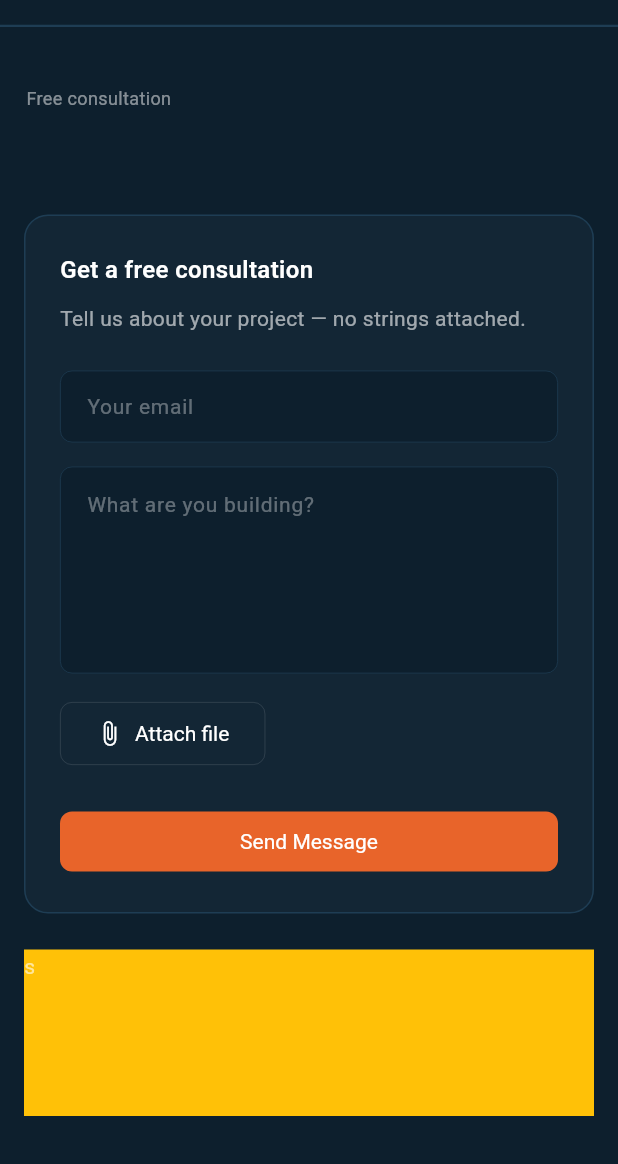
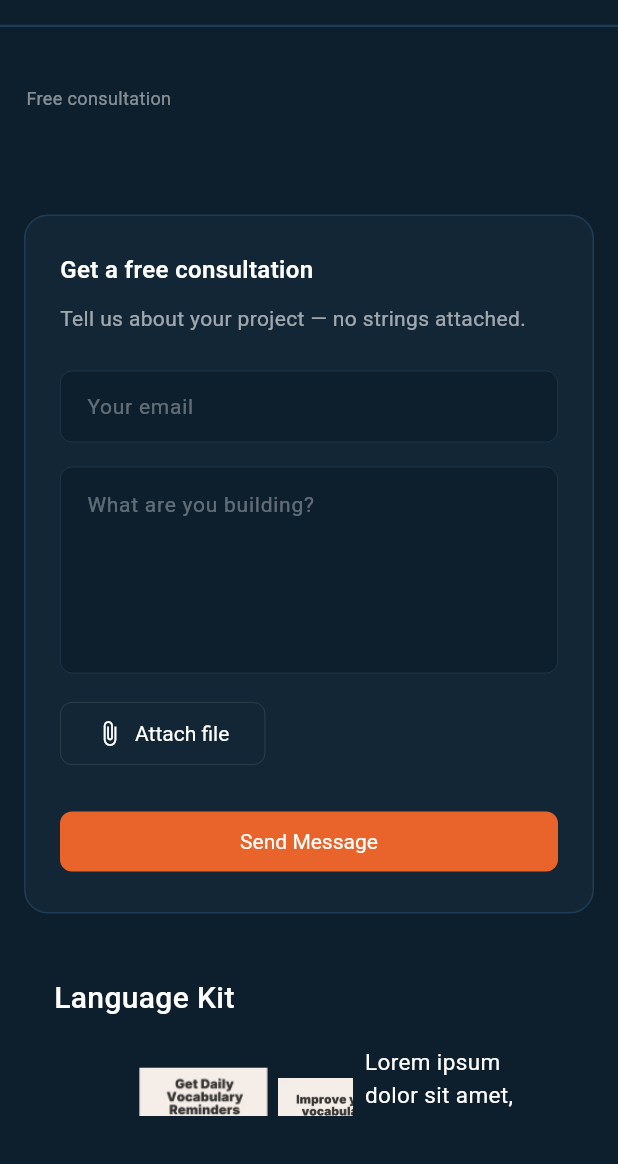
Before and after one commit to Iron-Byte/iron_byte, a Flutter app: the screen it shows after launch, scrolled down 576 dp, on a phone screen of 412 x 824 dp, the part 72-1236 px from its top. Run offline on Flutter 3.47's test engine with Material 3 defaults, Android fonts, the phone set to English and light mode, and no system bars; our stand-ins replace easy_localization, file_picker, flutter_bloc, freezed_annotation, gap, go_router; missing offline and left inert: dart:html, flutter_email_sender.

Commit message:
almost fixed slider

```diff
--- /dev/null
+++ b/lib/assets/image_paths.dart
@@ -0,0 +1,128 @@
+/// Canonical [ImageKey] → full asset paths for bundled rasters under
+/// `assets/images/pictures/`. Add new files here when you add images.
+library;
+
+const String kPicturesRoot = 'assets/images/pictures';
+
+/// Short filename keys (no directory) for lookup via [imagePathByKey].
+abstract final class ImageKey {
+  // language_kit
+  static const languageKit01 = 'language_kit_01.webp';
+  static const languageKit02 = 'language_kit_02.webp';
+  static const languageKit03 = 'language_kit_03.webp';
+  static const languageKit04 = 'language_kit_04.webp';
+  static const languageKit05 = 'language_kit_05.webp';
+  static const languageKit05Typo = 'langauage_kit_05.webp';
+
+  // migrane_app
+  static const migraneApp01 = 'migrane_app_01.webp';
+  static const migraneApp02 = 'migrane_app_02.webp';
+  static const migraneApp03 = 'migrane_app_03.webp';
+  static const migraneApp04 = 'migrane_app_04.webp';
+  static const migraneApp05 = 'migrane_app_05.webp';
+
+  // numis_ai
+  static const numisAi01 = 'numis_ai_01.webp';
+  static const numisAi02 = 'numsi_ai_02.webp';
+  static const numisAi03 = 'numsi_ai_03.webp';
+  static const numisAi04 = 'numsi_ai_04.webp';
+  static const numisAi05 = 'numsi_ai_05.webp';
+
+  // symptom_tracker
+  static const symptomTracker = 'symptom_tracker.webp';
+  static const symptomTracker02 = 'symptom_tracker_02.webp';
+  static const symptomTracker03 = 'symptom_tracker_03.webp';
+  static const symptomTracker04 = 'symptom_tracker_04.webp';
+
+  // vibe_kit
+  static const vibeKit = 'vibe_kit.webp';
+  static const vibeKit02 = 'vibe_kit_02.webp';
+  static const vibeKit03 = 'vibe_kit_03.webp';
+  static const vibeKit04 = 'vibe_kit_04.webp';
+  static const vibeKit05 = 'vibe_kit_05.webp';
+}
+
+abstract final class LanguageKitPaths {
+  static const String _d = '$kPicturesRoot/language_kit';
+
+  static const kit01 = '$_d/${ImageKey.languageKit01}';
+  static const kit02 = '$_d/${ImageKey.languageKit02}';
+  static const kit03 = '$_d/${ImageKey.languageKit03}';
+  static const kit04 = '$_d/${ImageKey.languageKit04}';
+  static const kit05 = '$_d/${ImageKey.languageKit05}';
+  static const kit05TypoDuplicate = '$_d/${ImageKey.languageKit05Typo}';
+
+  /// Order used for carousels (canonical five; excludes the duplicate typo file).
+  static const List<String> carousel = [kit01, kit02, kit03, kit04, kit05];
+}
+
+abstract final class MigraneAppPaths {
+  static const String _d = '$kPicturesRoot/migrane_app';
+
+  static const shot01 = '$_d/${ImageKey.migraneApp01}';
+  static const shot02 = '$_d/${ImageKey.migraneApp02}';
+  static const shot03 = '$_d/${ImageKey.migraneApp03}';
+  static const shot04 = '$_d/${ImageKey.migraneApp04}';
+  static const shot05 = '$_d/${ImageKey.migraneApp05}';
+}
+
+abstract final class NumisAiPaths {
+  static const String _d = '$kPicturesRoot/numis_ai';
+
+  static const shot01 = '$_d/${ImageKey.numisAi01}';
+  static const shot02 = '$_d/${ImageKey.numisAi02}';
+  static const shot03 = '$_d/${ImageKey.numisAi03}';
+  static const shot04 = '$_d/${ImageKey.numisAi04}';
+  static const shot05 = '$_d/${ImageKey.numisAi05}';
+}
+
+abstract final class SymptomTrackerPaths {
+  static const String _d = '$kPicturesRoot/symptom_tracker';
+
+  static const cover = '$_d/${ImageKey.symptomTracker}';
+  static const shot02 = '$_d/${ImageKey.symptomTracker02}';
+  static const shot03 = '$_d/${ImageKey.symptomTracker03}';
+  static const shot04 = '$_d/${ImageKey.symptomTracker04}';
+}
+
+abstract final class VibeKitPaths {
+  static const String _d = '$kPicturesRoot/vibe_kit';
+
+  static const cover = '$_d/${ImageKey.vibeKit}';
+  static const shot02 = '$_d/${ImageKey.vibeKit02}';
+  static const shot03 = '$_d/${ImageKey.vibeKit03}';
+  static const shot04 = '$_d/${ImageKey.vibeKit04}';
+  static const shot05 = '$_d/${ImageKey.vibeKit05}';
+}
+
+/// Every picture asset keyed by its filename (last segment), for dynamic lookup.
+final Map<String, String> imagePathByKey = Map<String, String>.unmodifiable({
+  ImageKey.languageKit01: LanguageKitPaths.kit01,
+  ImageKey.languageKit02: LanguageKitPaths.kit02,
+  ImageKey.languageKit03: LanguageKitPaths.kit03,
+  ImageKey.languageKit04: LanguageKitPaths.kit04,
+  ImageKey.languageKit05: LanguageKitPaths.kit05,
+  ImageKey.languageKit05Typo: LanguageKitPaths.kit05TypoDuplicate,
+  ImageKey.migraneApp01: MigraneAppPaths.shot01,
+  ImageKey.migraneApp02: MigraneAppPaths.shot02,
+  ImageKey.migraneApp03: MigraneAppPaths.shot03,
+  ImageKey.migraneApp04: MigraneAppPaths.shot04,
+  ImageKey.migraneApp05: MigraneAppPaths.shot05,
+  ImageKey.numisAi01: NumisAiPaths.shot01,
+  ImageKey.numisAi02: NumisAiPaths.shot02,
+  ImageKey.numisAi03: NumisAiPaths.shot03,
+  ImageKey.numisAi04: NumisAiPaths.shot04,
+  ImageKey.numisAi05: NumisAiPaths.shot05,
+  ImageKey.symptomTracker: SymptomTrackerPaths.cover,
+  ImageKey.symptomTracker02: SymptomTrackerPaths.shot02,
+  ImageKey.symptomTracker03: SymptomTrackerPaths.shot03,
+  ImageKey.symptomTracker04: SymptomTrackerPaths.shot04,
+  ImageKey.vibeKit: VibeKitPaths.cover,
+  ImageKey.vibeKit02: VibeKitPaths.shot02,
+  ImageKey.vibeKit03: VibeKitPaths.shot03,
+  ImageKey.vibeKit04: VibeKitPaths.shot04,
+  ImageKey.vibeKit05: VibeKitPaths.shot05,
+});
+
+/// Resolves [key] from [imagePathByKey], e.g. `language_kit_01.webp`.
+String? imagePathForKey(String key) => imagePathByKey[key];
--- /dev/null
+++ b/lib/features/profile_info/domain/repositories/language_kit_assets_repository.dart
@@ -0,0 +1,3 @@
+abstract class LanguageKitAssetsRepository {
+  Future<List<String>> getLanguageKitImagePaths();
+}
--- /dev/null
+++ b/lib/features/profile_info/presentation/widgets/language_kit_carousel.dart
@@ -0,0 +1,318 @@
+import 'dart:async' show unawaited;
+import 'dart:math' as math;
+
+import 'package:flutter/gestures.dart';
+import 'package:flutter/material.dart';
+import 'package:iron_byte/core/themes/themes.dart';
+import 'package:iron_byte/features/profile_info/presentation/widgets/carousel_page_indicator.dart';
+
+class LanguageKitCarousel extends StatefulWidget {
+  const LanguageKitCarousel({
+    super.key,
+    required this.imagePaths,
+    this.aspectRatio = 16 / 9,
+    this.viewportFraction = 0.78,
+    this.itemSpacing = 10,
+    this.activeScaleBoost = 1.06,
+    this.imageFit = BoxFit.contain,
+    /// Inset for the pager so scaled “active” slides are not clipped by an outer [ClipRect].
+    this.horizontalClipGutter = 0,
+  });
+
+  final List<String> imagePaths;
+  final double aspectRatio;
+  final double viewportFraction;
+  final double itemSpacing;
+  final double activeScaleBoost;
+  /// [BoxFit.cover] fills the frame but crops; [BoxFit.contain] shows the full image.
+  final BoxFit imageFit;
+  final double horizontalClipGutter;
+
+  @override
+  State<LanguageKitCarousel> createState() => _LanguageKitCarouselState();
+}
+
+class _HorizontalPagerScrollBehavior extends MaterialScrollBehavior {
+  const _HorizontalPagerScrollBehavior();
+
+  @override
+  Set<PointerDeviceKind> get dragDevices => {
+    PointerDeviceKind.touch,
+    PointerDeviceKind.stylus,
+    PointerDeviceKind.trackpad,
+    PointerDeviceKind.mouse,
+  };
+}
+
+class _LanguageKitCarouselState extends State<LanguageKitCarousel> {
+  late final PageController _pageController;
+  /// Settled index for dots; [ValueNotifier] avoids [setState] full rebuild on snap.
+  late final ValueNotifier<int> _settledPage;
+  String? _precachedSignature;
+
+  @override
+  void initState() {
+    super.initState();
+    _pageController = PageController(viewportFraction: widget.viewportFraction);
+    _settledPage = ValueNotifier(0);
+  }
+
+  @override
+  void didChangeDependencies() {
+    super.didChangeDependencies();
+    if (widget.imagePaths.isEmpty) return;
+    final sig = widget.imagePaths.join('\u0001');
+    if (_precachedSignature == sig) return;
+    _precachedSignature = sig;
+    for (final path in widget.imagePaths) {
+      unawaited(precacheImage(AssetImage(path), context));
+    }
+  }
+
+  @override
+  void dispose() {
+    _settledPage.dispose();
+    _pageController.dispose();
+    super.dispose();
+  }
+
+  void _goRelative(int delta) {
+    if (!_pageController.hasClients || widget.imagePaths.length < 2) {
+      return;
+    }
+    final cur = _settledPage.value;
+    final target = (cur + delta).clamp(0, widget.imagePaths.length - 1);
+    if (target == cur) return;
+    _pageController.animateToPage(
+      target,
+      duration: const Duration(milliseconds: 320),
+      curve: Curves.easeOutCubic,
+    );
+  }
+
+  void _onPointerSignal(PointerSignalEvent event) {
+    if (widget.imagePaths.length < 2) return;
+    if (event is! PointerScrollEvent) return;
+    final d = event.scrollDelta;
+    if (d.dx.abs() <= d.dy.abs() * 1.25) return;
+    if (d.dx < -2) {
+      _goRelative(1);
+    } else if (d.dx > 2) {
+      _goRelative(-1);
+    }
+  }
+
+  void _onTapDot(int index) {
+    _pageController.animateToPage(
+      index,
+      duration: const Duration(milliseconds: 320),
+      curve: Curves.easeOutCubic,
+    );
+  }
+
+  double _scaleForIndex(double pageValue, int index) {
+    final delta = (pageValue - index).abs().clamp(0.0, 1.0);
+    final boost = widget.activeScaleBoost - 1;
+    return 1 + boost * (1 - delta);
+  }
+
+  ({double width, double height}) _resolveBox(Size screen, double maxWidth) {
+    final shortest = math.min(screen.width, screen.height);
+    final maxHeight = math.min(shortest * 0.52, 560.0);
+    final idealHeight = maxWidth / widget.aspectRatio;
+    final height = idealHeight.clamp(140.0, maxHeight);
+    final width = height * widget.aspectRatio;
+    return (width: math.min(width, maxWidth), height: height);
+  }
+
+  @override
+  Widget build(BuildContext context) {
+    final paths = widget.imagePaths;
+
+    if (paths.isEmpty) {
+      return _CarouselPlaceholder(aspectRatio: widget.aspectRatio);
+    }
+
+    final screen = MediaQuery.sizeOf(context);
+
+    if (paths.length == 1) {
+      return LayoutBuilder(
+        builder: (context, constraints) {
+          final box = _resolveBox(screen, constraints.maxWidth);
+          return Center(
+            child: SizedBox(
+              width: box.width,
+              height: box.height,
+              child: Transform.scale(
+                scale: widget.activeScaleBoost,
+                alignment: Alignment.center,
+                child: _CarouselImageTile(
+                  path: paths.single,
+                  borderRadius: AppRadius.borderMd12,
+                  fit: widget.imageFit,
+                ),
+              ),
+            ),
+          );
+        },
+      );
+    }
+
+    return LayoutBuilder(
+      builder: (context, constraints) {
+        final box = _resolveBox(screen, constraints.maxWidth);
+        return Column(
+          mainAxisSize: MainAxisSize.min,
+          children: [
+            Center(
+              child: SizedBox(
+                width: box.width,
+                height: box.height,
+                child: Padding(
+                  padding: EdgeInsets.symmetric(
+                    horizontal: widget.horizontalClipGutter,
+                  ),
+                  child: ScrollConfiguration(
+                    behavior: const _HorizontalPagerScrollBehavior(),
+                    child: Listener(
+                      onPointerSignal: _onPointerSignal,
+                      child: AnimatedBuilder(
+                        animation: _pageController,
+                        builder: (context, _) {
+                          final pageVal =
+                              _pageController.hasClients &&
+                                  _pageController.page != null
+                              ? _pageController.page!
+                              : _settledPage.value.toDouble();
+
+                          return PageView.builder(
+                            controller: _pageController,
+                            clipBehavior: Clip.none,
+                            padEnds: true,
+                            physics: const BouncingScrollPhysics(),
+                            itemCount: paths.length,
+                            onPageChanged: (i) => _settledPage.value = i,
+                            itemBuilder: (context, index) {
+                              final scale =
+                                  _scaleForIndex(pageVal, index);
+                              return KeyedSubtree(
+                                key: ValueKey(paths[index]),
+                                child: RepaintBoundary(
+                                  child: Padding(
+                                    padding: EdgeInsets.symmetric(
+                                      horizontal:
+                                          widget.itemSpacing / 2,
+                                    ),
+                                    child: Transform.scale(
+                                      scale: scale,
+                                      alignment: Alignment.center,
+                                      filterQuality:
+                                          FilterQuality.medium,
+                                      child: _CarouselImageTile(
+                                        path: paths[index],
+                                        borderRadius:
+                                            AppRadius.borderMd12,
+                                        fit: widget.imageFit,
+                                      ),
+                                    ),
+                                  ),
+                                ),
+                              );
+                            },
+                          );
+                        },
+                      ),
+                    ),
+                  ),
+                ),
+              ),
+            ),
+            const SizedBox(height: AppSpacing.sm8),
+            ValueListenableBuilder<int>(
+              valueListenable: _settledPage,
+              builder: (context, settled, _) {
+                return CarouselPageIndicator(
+                  count: paths.length,
+                  activeIndex: settled.clamp(0, paths.length - 1),
+                  onTapIndex: _onTapDot,
+                );
+              },
+            ),
+          ],
+        );
+      },
+    );
+  }
+}
+
+class _CarouselImageTile extends StatelessWidget {
+  const _CarouselImageTile({
+    required this.path,
+    required this.borderRadius,
+    required this.fit,
+  });
+
+  final String path;
+  final BorderRadius borderRadius;
+  final BoxFit fit;
+
+  @override
+  Widget build(BuildContext context) {
+    return ClipRRect(
+      borderRadius: borderRadius,
+      child: ColoredBox(
+        color: AppColors.background,
+        child: Image.asset(
+          path,
+          fit: fit,
+          alignment: Alignment.center,
+          width: double.infinity,
+          height: double.infinity,
+          gaplessPlayback: true,
+          errorBuilder: (context, error, stackTrace) =>
+              const _CarouselImageError(),
+        ),
+      ),
+    );
+  }
+}
+
+class _CarouselImageError extends StatelessWidget {
+  const _CarouselImageError();
+
+  @override
+  Widget build(BuildContext context) {
+    return const ColoredBox(
+      color: AppColors.background,
+      child: Center(
+        child: Icon(
+          Icons.broken_image_outlined,
+          size: 40,
+          color: AppColors.textMuted,
+        ),
+      ),
+    );
+  }
+}
+
+class _CarouselPlaceholder extends StatelessWidget {
+  const _CarouselPlaceholder({required this.aspectRatio});
+
+  final double aspectRatio;
+
+  @override
+  Widget build(BuildContext context) {
+    return AspectRatio(
+      aspectRatio: aspectRatio,
+      child: ColoredBox(
+        color: AppColors.background,
+        child: Center(
+          child: SelectableText(
+            'No images',
+            style: AppTextStyles.caption.copyWith(color: AppColors.textMuted),
+          ),
+        ),
+      ),
+    );
+  }
+}
--- /dev/null
+++ b/lib/features/profile_info/profile_info.dart
@@ -0,0 +1,7 @@
+export 'package:iron_byte/features/profile_info/data/datasources/language_kit_assets_local_datasource.dart';
+export 'package:iron_byte/features/profile_info/data/repositories/language_kit_assets_repository_impl.dart';
+export 'package:iron_byte/features/profile_info/domain/repositories/language_kit_assets_repository.dart';
+export 'package:iron_byte/features/profile_info/domain/usecases/get_language_kit_image_paths.dart';
+export 'package:iron_byte/features/profile_info/presentation/widgets/carousel_page_indicator.dart';
+export 'package:iron_byte/features/profile_info/presentation/widgets/language_kit_carousel.dart';
+export 'package:iron_byte/features/profile_info/presentation/widgets/profile_info.dart';
--- a/lib/features/project_brief_review/presentation/widgets/project_info.dart
+++ b/lib/features/project_brief_review/presentation/widgets/project_info.dart
@@ -1,23 +1,71 @@
-import 'dart:async';
+import 'package:flutter/material.dart';
+import 'package:iron_byte/assets/assets.dart';
+import 'package:iron_byte/core/themes/themes.dart';
+import 'package:iron_byte/features/profile_info/presentation/widgets/language_kit_carousel.dart';
 
-import 'package:flutter/material.dart';
-import 'package:url_launcher/url_launcher.dart';
-import 'package:iron_byte/core/themes/themes.dart';
-import 'package:iron_byte/features/project_brief_review/data/datasources/project_brief_review_local_datasource.dart';
-import 'package:iron_byte/features/project_brief_review/data/repositories/project_brief_review_repository_impl.dart';
-import 'package:iron_byte/features/project_brief_review/domain/entities/project_brief_review.dart';
-import 'package:iron_byte/features/project_brief_review/domain/usecases/get_featured_project_brief.dart';
+const _loremShort =
+    'Lorem ipsum dolor sit amet, consectetur adipiscing elit. Sed do '
+    'eiusmod tempor incididunt ut labore et dolore magna aliqua. Ut enim ad '
+    'minim veniam, quis nostrud exercitation ullamco laboris. Duis aute irure '
+    'dolor in reprehenderit in voluptate velit esse cillum dolore.';
 
 class ProjectInfo extends StatelessWidget {
   const ProjectInfo({super.key});
 
   @override
   Widget build(BuildContext context) {
-    return Container(
-      color: Colors.amber,
-      height: MediaQuery.of(context).size.height,
-      width: MediaQuery.of(context).size.width,
-      child: Text('s'),
+    final padding = MediaQuery.paddingOf(context);
+    final width = MediaQuery.sizeOf(context).width;
+    final horizontal = width >= 600 ? 32.0 : 20.0;
+
+    /// [ClipRect]: keep adjacent slide art from painting over the text column.
+    /// Peek carousel: viewportFraction plus scale keeps center slide large and sides smaller.
+    final carousel = ClipRect(
+      child: LanguageKitCarousel(
+        imagePaths: LanguageKitPaths.carousel,
+        aspectRatio: 9 / 16,
+        viewportFraction: 0.82,
+        activeScaleBoost: 1.08,
+        horizontalClipGutter: 6,
+      ),
+    );
+
+    final textBlock = SelectableText(
+      _loremShort,
+      style: AppTextStyles.body.copyWith(
+        color: AppColors.textPrimary,
+        height: 1.45,
+      ),
+    );
+
+    return ColoredBox(
+      color: AppColors.background,
+      child: Padding(
+        padding: EdgeInsets.fromLTRB(
+          horizontal,
+          padding.top + AppSpacing.lg16,
+          horizontal,
+          AppSpacing.xxl24,
+        ),
+        child: Column(
+          crossAxisAlignment: CrossAxisAlignment.stretch,
+          children: [
+            Text(
+              'Language Kit',
+              style: AppTextStyles.labelLarge.copyWith(fontSize: 20),
+            ),
+            const SizedBox(height: AppSpacing.lg16),
+            Row(
+              crossAxisAlignment: CrossAxisAlignment.start,
+              children: [
+                Expanded(flex: 3, child: carousel),
+                SizedBox(width: width >= 480 ? AppSpacing.xxl24 : AppSpacing.sm8),
+                Expanded(flex: 2, child: textBlock),
+              ],
+            ),
+          ],
+        ),
+      ),
     );
   }
 }
```
Also changed, not shown: lib/assets/assets.dart (added, +10 -0 lines), lib/features/profile_info/data/datasources/language_kit_assets_local_datasource.dart (added, +25 -0 lines), lib/features/profile_info/data/repositories/language_kit_assets_repository_impl.dart (added, +12 -0 lines), lib/features/profile_info/domain/usecases/get_language_kit_image_paths.dart (added, +9 -0 lines), lib/features/profile_info/presentation/widgets/carousel_page_indicator.dart (added, +43 -0 lines), lib/features/profile_info/presentation/widgets/profile_info.dart (added, +94 -0 lines), lib/core/constants/app_constants.dart (line endings or trailing spaces).
